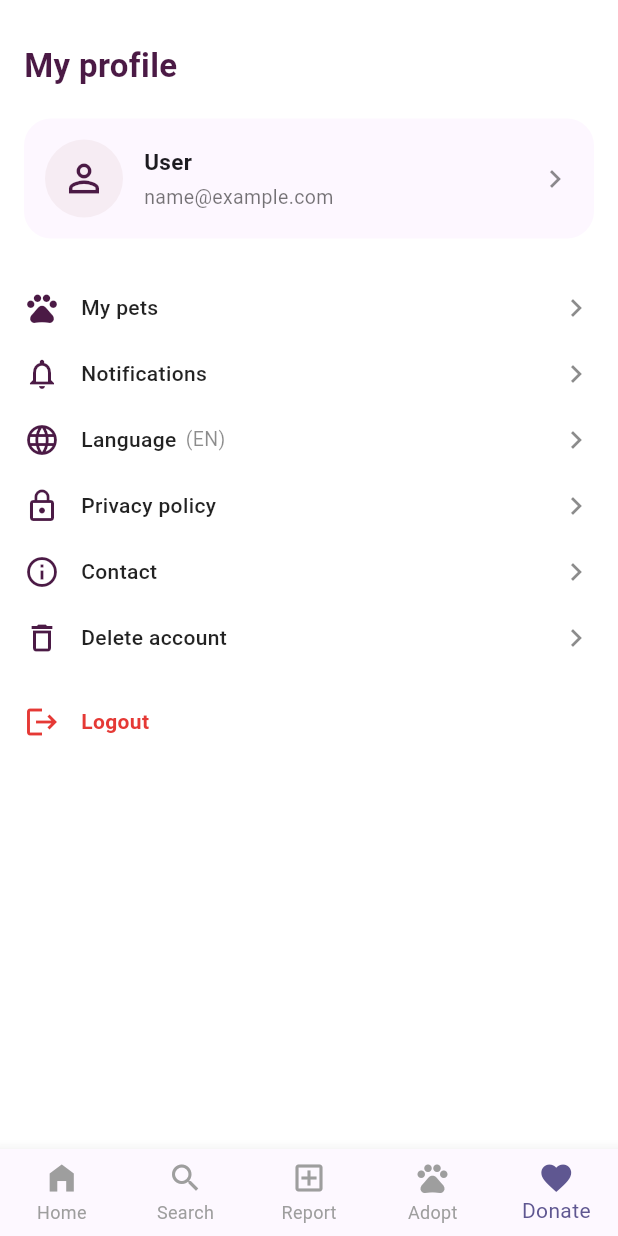
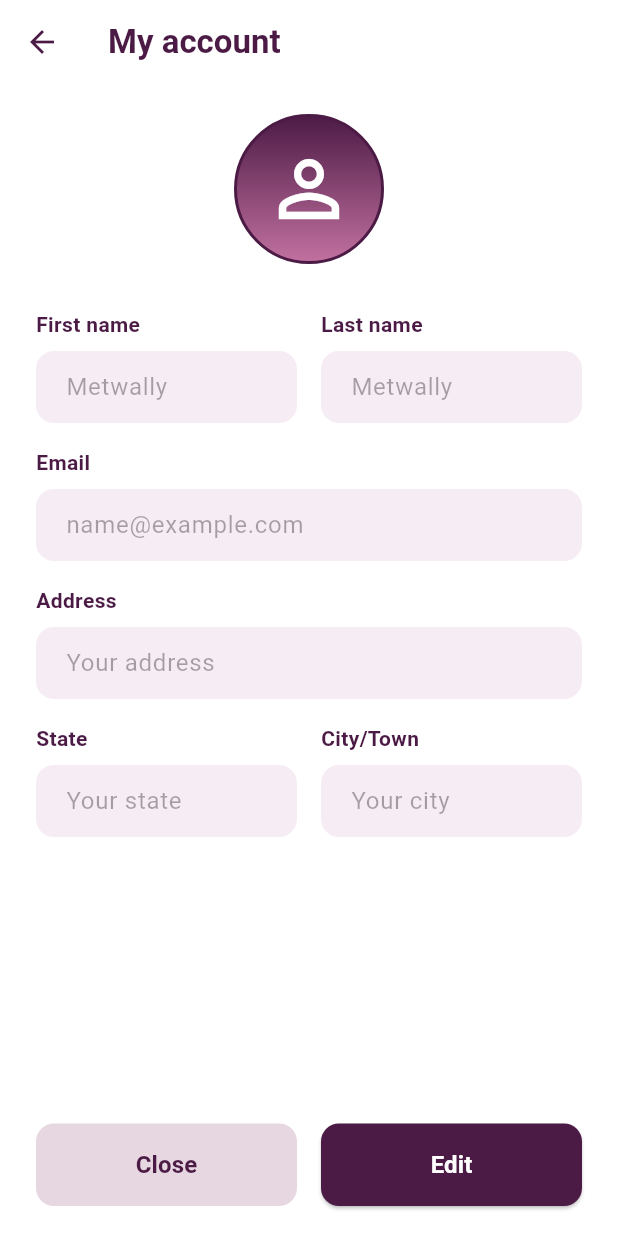
Before and after one commit to abutalep/Pet_Adoptation, a Flutter app: the ProfileScreen screen opened directly, after a tap on "User", on a phone screen of 412 x 824 dp. Run offline on Flutter 3.47's test engine with Material 3 defaults, Android fonts, the light colour scheme and no system bars; our stand-ins replace cloud_firestore, firebase_auth, firebase_core, firebase_messaging, flutter_map, flutter_svg and 8 more; accounts and stored records are empty.

Commit message:
Add AccountScreen and update navigation in ProfileScreen

```diff
--- /dev/null
+++ b/lib/features/profile/presentation/account_screen.dart
@@ -0,0 +1,249 @@
+import 'package:flutter/material.dart';
+import 'package:go_router/go_router.dart';
+
+class AccountScreen extends StatefulWidget {
+  const AccountScreen({super.key});
+
+  @override
+  State<AccountScreen> createState() => _AccountScreenState();
+}
+
+class _AccountScreenState extends State<AccountScreen> {
+  bool _isEditing = false;
+
+  final _firstNameController = TextEditingController(text: 'Metwally');
+  final _lastNameController = TextEditingController(text: 'Metwally');
+  final _emailController = TextEditingController(text: 'name@example.com');
+  final _addressController = TextEditingController(text: 'Your address');
+  final _stateController = TextEditingController(text: 'Your state');
+  final _cityController = TextEditingController(text: 'Your city');
+
+
+  @override
+  Widget build(BuildContext context) {
+    return Scaffold(
+      backgroundColor: Colors.white,
+      appBar: AppBar(
+        backgroundColor: Colors.white,
+        elevation: 0,
+        centerTitle: false,
+        leading: IconButton(
+          icon: const Icon(Icons.arrow_back, color: Color(0xFF4B1A45)),
+          onPressed: () {
+          Navigator.of(context).pop();
+          },
+        ),
+        title: const Text(
+          'My account',
+          style: TextStyle(
+            color: Color(0xFF4B1A45),
+            fontWeight: FontWeight.bold,
+            fontSize: 22,
+          ),
+        ),
+      ),
+      body: SafeArea(
+        child: Padding(
+          padding: const EdgeInsets.symmetric(horizontal: 24.0),
+          child: Column(
+            children: [
+              const SizedBox(height: 20),
+              Container(
+                width: 100,
+                height: 100,
+                decoration: BoxDecoration(
+                  shape: BoxShape.circle,
+                  gradient: const LinearGradient(
+                    colors: [Color(0xFF4B1A45), Color(0xFFC372A1)],
+                    begin: Alignment.topCenter,
+                    end: Alignment.bottomCenter,
+                  ),
+                  border: Border.all(
+                    color: const Color(0xFF4B1A45),
+                    width: 2,
+                  ),
+                ),
+                child: const Icon(
+                  Icons.person_outline,
+                  color: Colors.white,
+                  size: 60,
+                ),
+              ),
+              const SizedBox(height: 30),
+              Expanded(
+                child: ListView(
+                  children: [
+                    Row(
+                      children: [
+                        Expanded(
+                          child: _buildTextField(
+                            label: 'First name',
+                            controller: _firstNameController,
+                            enabled: _isEditing,
+                          ),
+                        ),
+                        const SizedBox(width: 16),
+                        Expanded(
+                          child: _buildTextField(
+                            label: 'Last name',
+                            controller: _lastNameController,
+                            enabled: _isEditing,
+                          ),
+                        ),
+                      ],
+                    ),
+                    const SizedBox(height: 16),
+                    _buildTextField(
+                      label: 'Email',
+                      controller: _emailController,
+                      enabled: _isEditing,
+                    ),
+                    const SizedBox(height: 16),
+                    _buildTextField(
+                      label: 'Address',
+                      controller: _addressController,
+                      enabled: _isEditing,
+                    ),
+                    const SizedBox(height: 16),
+                    Row(
+                      children: [
+                        Expanded(
+                          child: _buildTextField(
+                            label: 'State',
+                            controller: _stateController,
+                            enabled: _isEditing,
+                          ),
+                        ),
+                        const SizedBox(width: 16),
+                        Expanded(
+                          child: _buildTextField(
+                            label: 'City/Town',
+                            controller: _cityController,
+                            enabled: _isEditing,
+                          ),
+                        ),
+                      ],
+                    ),
+                  ],
+                ),
+              ),
+              const SizedBox(height: 20),
+              Row(
+                children: [
+                  Expanded(
+                    child: ElevatedButton(
+                      onPressed: () {
+                        if (_isEditing) {
+                          // Handle cancel logic
+                          setState(() {
+                            _isEditing = false;
+                          });
+                        } else {
+                          context.pop();
+                        }
+                      },
+                      style: ElevatedButton.styleFrom(
+                        backgroundColor: const Color(0xFFE6D7E1),
+                        padding: const EdgeInsets.symmetric(vertical: 16),
+                        shape: RoundedRectangleBorder(
+                          borderRadius: BorderRadius.circular(12),
+                        ),
+                        elevation: 0,
+                      ),
+                      child: Text(
+                        _isEditing ? 'Cancel' : 'Close',
+                        style: const TextStyle(
+                          color: Color(0xFF4B1A45),
+                          fontSize: 16,
+                          fontWeight: FontWeight.bold,
+                        ),
+                      ),
+                    ),
+                  ),
+                  const SizedBox(width: 16),
+                  Expanded(
+                    child: ElevatedButton(
+                      onPressed: () {
+                        setState(() {
+                          if (_isEditing) {
+                            // Handle save logic
+                          }
+                          _isEditing = !_isEditing;
+                        });
+                      },
+                      style: ElevatedButton.styleFrom(
+                        backgroundColor: const Color(0xFF4B1A45),
+                        padding: const EdgeInsets.symmetric(vertical: 16),
+                        shape: RoundedRectangleBorder(
+                          borderRadius: BorderRadius.circular(12),
+                        ),
+                      ),
+                      child: Text(
+                        _isEditing ? 'Save' : 'Edit',
+                        style: const TextStyle(
+                          color: Colors.white,
+                          fontSize: 16,
+                          fontWeight: FontWeight.bold,
+                        ),
+                      ),
+                    ),
+                  ),
+                ],
+              ),
+              const SizedBox(height: 20),
+            ],
+          ),
+        ),
+      ),
+    );
+  }
+
+  Widget _buildTextField({
+    required String label,
+    required TextEditingController controller,
+    bool enabled = true,
+  }) {
+    return Column(
+      crossAxisAlignment: CrossAxisAlignment.start,
+      children: [
+        Text(
+          label,
+          style: const TextStyle(
+            color: Color(0xFF4B1A45),
+            fontWeight: FontWeight.w600,
+          ),
+        ),
+        const SizedBox(height: 8),
+        TextFormField(
+          controller: controller,
+          enabled: enabled,
+          decoration: InputDecoration(
+            filled: true,
+            fillColor: const Color(0xFFF6ECF3),
+            contentPadding:
+                const EdgeInsets.symmetric(horizontal: 16, vertical: 12),
+            border: OutlineInputBorder(
+              borderRadius: BorderRadius.circular(12),
+              borderSide: BorderSide.none,
+            ),
+            disabledBorder: OutlineInputBorder(
+              borderRadius: BorderRadius.circular(12),
+              borderSide: BorderSide.none,
+            ),
+          ),
+        ),
+      ],
+    );
+  }
+
+  @override
+  void dispose() {
+    _firstNameController.dispose();
+    _lastNameController.dispose();
+    _emailController.dispose();
+    _addressController.dispose();
+    _stateController.dispose();
+    _cityController.dispose();
+    super.dispose();
+  }
+}
--- a/lib/features/profile/presentation/profile_screen.dart
+++ b/lib/features/profile/presentation/profile_screen.dart
@@ -1,6 +1,7 @@
 import 'package:flutter/material.dart';
 import 'package:go_router/go_router.dart';
 import 'package:hopepaw/features/lang/UI/screens/language_screen.dart';
+import 'package:hopepaw/features/profile/presentation/account_screen.dart';
 
 import '../../../../core/widgets/bottom_nav_bar.dart';
 import '../widgets/delete_account_bottom_sheet.dart';
@@ -42,7 +43,14 @@ class ProfileScreen extends StatelessWidget {
                   ProfileHeaderCard(
                     name: 'User',
                     email: 'name@example.com',
-                    onTap: () => context.go('/profile/account'),
+                    onTap: () {
+                      Navigator.of(context).push(
+                        MaterialPageRoute(
+                          builder: (context) =>
+                           AccountScreen(),
+                        ),
+                      );
+                    },
                   ),
                   const SizedBox(height: 24),
                   ProfileMenuItem(
```
